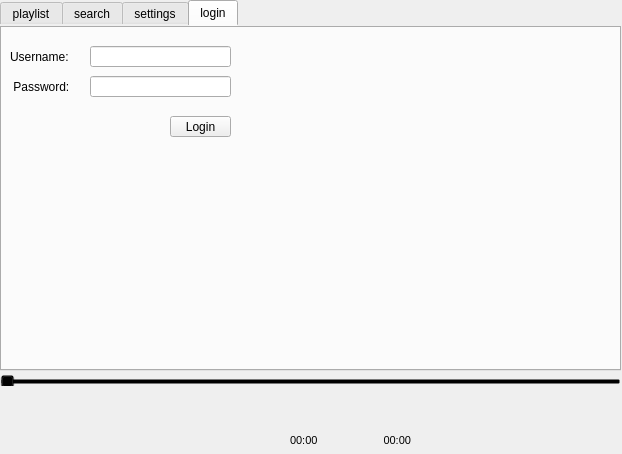
Before: the Qt Designer form rlpcmain.ui in steftim/rlpc, drawn with Qt 5.
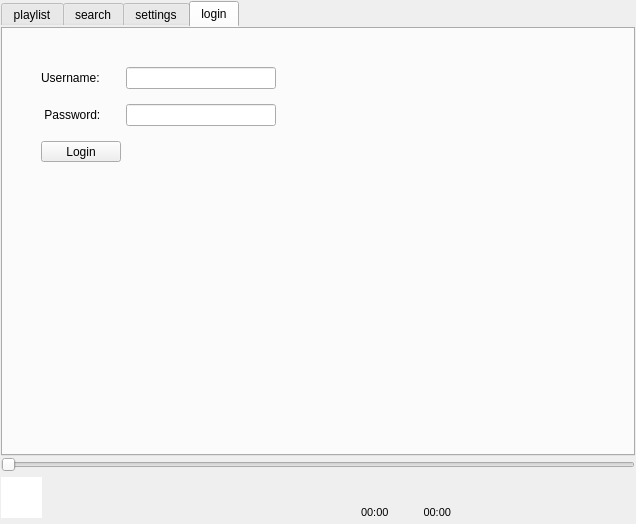
After: the same form once the commit is applied. The open tabs and pages were chosen to show the change. Icons and pictures are not drawn.

Commit message: Resize now work good :)

Diff of the .ui file:
```diff
--- a/rlpcmain.ui
+++ b/rlpcmain.ui
@@ -9,8 +9,8 @@
    <rect>
     <x>0</x>
     <y>0</y>
-    <width>622</width>
-    <height>454</height>
+    <width>636</width>
+    <height>524</height>
    </rect>
   </property>
   <property name="contextMenuPolicy">
@@ -22,338 +22,41 @@
   <property name="windowTitle">
    <string>rlpc</string>
   </property>
+  <property name="toolButtonStyle">
+   <enum>Qt::ToolButtonTextOnly</enum>
+  </property>
+  <property name="dockOptions">
+   <set>QMainWindow::AllowTabbedDocks|QMainWindow::AnimatedDocks</set>
+  </property>
   <widget class="QWidget" name="main">
    <property name="styleSheet">
     <string notr="true"/>
    </property>
-   <widget class="QFrame" name="bottom">
-    <property name="geometry">
-     <rect>
-      <x>0</x>
-      <y>370</y>
-      <width>621</width>
-      <height>81</height>
-     </rect>
+   <layout class="QVBoxLayout" name="verticalLayout_5">
+    <property name="spacing">
+     <number>1</number>
     </property>
-    <property name="styleSheet">
-     <string notr="true">background-color: transparent;</string>
+    <property name="leftMargin">
+     <number>1</number>
     </property>
-    <property name="frameShape">
-     <enum>QFrame::NoFrame</enum>
+    <property name="topMargin">
+     <number>1</number>
     </property>
-    <property name="frameShadow">
-     <enum>QFrame::Raised</enum>
-    </property>
-    <widget class="QPushButton" name="Play">
-     <property name="enabled">
-      <bool>false</bool>
-     </property>
-     <property name="geometry">
-      <rect>
-       <x>520</x>
-       <y>40</y>
-       <width>41</width>
-       <height>41</height>
-      </rect>
-     </property>
-     <property name="minimumSize">
-      <size>
-       <width>0</width>
-       <height>41</height>
-      </size>
-     </property>
-     <property name="text">
-      <string/>
-     </property>
-     <property name="iconSize">
-      <size>
-       <width>32</width>
-       <height>32</height>
-      </size>
-     </property>
-     <property name="checkable">
-      <bool>false</bool>
-     </property>
-     <property name="default">
-      <bool>false</bool>
-     </property>
-     <property name="flat">
-      <bool>true</bool>
-     </property>
-    </widget>
-    <widget class="QPushButton" name="Previous">
-     <property name="enabled">
-      <bool>false</bool>
-     </property>
-     <property name="geometry">
-      <rect>
-       <x>470</x>
-       <y>40</y>
-       <width>41</width>
-       <height>41</height>
-      </rect>
-     </property>
-     <property name="maximumSize">
-      <size>
-       <width>16777215</width>
-       <height>41</height>
-      </size>
-     </property>
-     <property name="text">
-      <string/>
-     </property>
-     <property name="iconSize">
-      <size>
-       <width>32</width>
-       <height>32</height>
-      </size>
-     </property>
-     <property name="flat">
-      <bool>true</bool>
-     </property>
-    </widget>
-    <widget class="QLabel" name="trackName">
-     <property name="geometry">
-      <rect>
-       <x>80</x>
-       <y>30</y>
-       <width>321</width>
-       <height>18</height>
-      </rect>
-     </property>
-     <property name="font">
-      <font>
-       <pointsize>9</pointsize>
-      </font>
-     </property>
-     <property name="styleSheet">
-      <string notr="true"/>
-     </property>
-     <property name="text">
-      <string/>
-     </property>
-    </widget>
-    <widget class="QLabel" name="trackAuthor">
-     <property name="geometry">
-      <rect>
-       <x>80</x>
-       <y>50</y>
-       <width>201</width>
-       <height>18</height>
-      </rect>
-     </property>
-     <property name="font">
-      <font>
-       <pointsize>9</pointsize>
-      </font>
-     </property>
-     <property name="styleSheet">
-      <string notr="true"/>
-     </property>
-     <property name="text">
-      <string/>
-     </property>
-    </widget>
-    <widget class="QPushButton" name="Next">
-     <property name="enabled">
-      <bool>false</bool>
-     </property>
-     <property name="geometry">
-      <rect>
-       <x>570</x>
-       <y>40</y>
-       <width>41</width>
-       <height>41</height>
-      </rect>
-     </property>
-     <property name="minimumSize">
-      <size>
-       <width>0</width>
-       <height>41</height>
-      </size>
-     </property>
-     <property name="text">
-      <string/>
-     </property>
-     <property name="icon">
-      <iconset theme="Breeze_dark">
-       <normaloff>.</normaloff>.</iconset>
-     </property>
-     <property name="iconSize">
-      <size>
-       <width>32</width>
-       <height>32</height>
-      </size>
-     </property>
-     <property name="flat">
-      <bool>true</bool>
-     </property>
-    </widget>
-    <widget class="QGraphicsView" name="trackImage">
-     <property name="geometry">
-      <rect>
-       <x>0</x>
-       <y>20</y>
-       <width>71</width>
-       <height>61</height>
-      </rect>
-     </property>
-     <property name="frameShape">
-      <enum>QFrame::NoFrame</enum>
-     </property>
-     <property name="frameShadow">
-      <enum>QFrame::Raised</enum>
-     </property>
-     <property name="lineWidth">
-      <number>0</number>
-     </property>
-     <property name="verticalScrollBarPolicy">
-      <enum>Qt::ScrollBarAlwaysOff</enum>
-     </property>
-     <property name="horizontalScrollBarPolicy">
-      <enum>Qt::ScrollBarAlwaysOff</enum>
-     </property>
-     <property name="backgroundBrush">
-      <brush brushstyle="NoBrush">
-       <color alpha="255">
-        <red>0</red>
-        <green>0</green>
-        <blue>0</blue>
-       </color>
-      </brush>
-     </property>
-     <property name="foregroundBrush">
-      <brush brushstyle="NoBrush">
-       <color alpha="255">
-        <red>0</red>
-        <green>0</green>
-        <blue>0</blue>
-       </color>
-      </brush>
-     </property>
-     <property name="interactive">
-      <bool>false</bool>
-     </property>
-    </widget>
-    <widget class="QLabel" name="time">
-     <property name="enabled">
-      <bool>true</bool>
-     </property>
-     <property name="geometry">
-      <rect>
-       <x>290</x>
-       <y>60</y>
-       <width>51</width>
-       <height>21</height>
-      </rect>
-     </property>
-     <property name="font">
-      <font>
-       <pointsize>8</pointsize>
-      </font>
-     </property>
-     <property name="lineWidth">
+    <property name="rightMargin">
       <number>1</number>
      </property>
-     <property name="text">
-      <string>00:00</string>
-     </property>
-     <property name="margin">
-      <number>2</number>
-     </property>
-    </widget>
-    <widget class="QLabel" name="duration">
-     <property name="geometry">
-      <rect>
-       <x>360</x>
-       <y>60</y>
-       <width>51</width>
-       <height>21</height>
-      </rect>
-     </property>
-     <property name="font">
-      <font>
-       <pointsize>8</pointsize>
-      </font>
-     </property>
-     <property name="layoutDirection">
-      <enum>Qt::RightToLeft</enum>
-     </property>
-     <property name="text">
-      <string>00:00</string>
-     </property>
-     <property name="alignment">
-      <set>Qt::AlignRight|Qt::AlignTrailing|Qt::AlignVCenter</set>
-     </property>
-     <property name="margin">
-      <number>2</number>
-     </property>
-    </widget>
-    <widget class="QSlider" name="timeslider">
-     <property name="geometry">
-      <rect>
-       <x>0</x>
-       <y>0</y>
-       <width>621</width>
-       <height>16</height>
-      </rect>
-     </property>
-     <property name="styleSheet">
-      <string notr="true"/>
-     </property>
-     <property name="maximum">
-      <number>100</number>
-     </property>
-     <property name="pageStep">
+    <property name="bottomMargin">
       <number>1</number>
      </property>
-     <property name="orientation">
-      <enum>Qt::Horizontal</enum>
-     </property>
-     <property name="invertedAppearance">
-      <bool>false</bool>
-     </property>
-     <property name="invertedControls">
-      <bool>false</bool>
-     </property>
-     <property name="tickPosition">
-      <enum>QSlider::TicksAbove</enum>
-     </property>
-     <property name="tickInterval">
-      <number>2</number>
-     </property>
-    </widget>
-    <widget class="QPushButton" name="playstate">
-     <property name="geometry">
-      <rect>
-       <x>440</x>
-       <y>40</y>
-       <width>21</width>
-       <height>21</height>
-      </rect>
-     </property>
-     <property name="text">
-      <string/>
-     </property>
-     <property name="iconSize">
-      <size>
-       <width>16</width>
-       <height>16</height>
-      </size>
-     </property>
-     <property name="flat">
-      <bool>true</bool>
-     </property>
-    </widget>
-   </widget>
+    <item>
+     <layout class="QVBoxLayout" name="MainLayout" stretch="9,1,1">
+      <item>
    <widget class="QTabWidget" name="tabs">
-    <property name="geometry">
-     <rect>
-      <x>0</x>
-      <y>0</y>
-      <width>621</width>
-      <height>371</height>
-     </rect>
+        <property name="sizePolicy">
+         <sizepolicy hsizetype="Expanding" vsizetype="Expanding">
+          <horstretch>0</horstretch>
+          <verstretch>0</verstretch>
+         </sizepolicy>
     </property>
     <property name="styleSheet">
      <string notr="true">border-bottom: 0px solid #C2C7CB;</string>
@@ -601,76 +304,632 @@
      <attribute name="title">
       <string>login</string>
      </attribute>
-     <widget class="QLineEdit" name="usrnm_line">
-      <property name="geometry">
-       <rect>
-        <x>90</x>
-        <y>20</y>
-        <width>141</width>
-        <height>21</height>
-       </rect>
-      </property>
-      <property name="maxLength">
-       <number>32</number>
-      </property>
-     </widget>
-     <widget class="QLineEdit" name="pass_line">
-      <property name="geometry">
-       <rect>
-        <x>90</x>
-        <y>50</y>
-        <width>141</width>
-        <height>21</height>
-       </rect>
-      </property>
-      <property name="maxLength">
-       <number>32</number>
-      </property>
-      <property name="echoMode">
-       <enum>QLineEdit::Password</enum>
-      </property>
-     </widget>
+         <layout class="QVBoxLayout" name="verticalLayout_8" stretch="0">
+          <property name="spacing">
+           <number>0</number>
+          </property>
+          <property name="leftMargin">
+           <number>0</number>
+          </property>
+          <property name="topMargin">
+           <number>0</number>
+          </property>
+          <property name="rightMargin">
+           <number>0</number>
+          </property>
+          <property name="bottomMargin">
+           <number>0</number>
+          </property>
+          <item>
+           <layout class="QVBoxLayout" name="LoginLayout">
+            <property name="spacing">
+             <number>15</number>
+            </property>
+            <item>
+             <spacer name="verticalSpacer_4">
+              <property name="orientation">
+               <enum>Qt::Vertical</enum>
+              </property>
+              <property name="sizeType">
+               <enum>QSizePolicy::Minimum</enum>
+              </property>
+              <property name="sizeHint" stdset="0">
+               <size>
+                <width>20</width>
+                <height>40</height>
+               </size>
+              </property>
+             </spacer>
+            </item>
+            <item>
+             <layout class="QHBoxLayout" name="UsernameLayout">
+              <item>
+               <spacer name="horizontalSpacer_4">
+                <property name="orientation">
+                 <enum>Qt::Horizontal</enum>
+                </property>
+                <property name="sizeType">
+                 <enum>QSizePolicy::Minimum</enum>
+                </property>
+                <property name="sizeHint" stdset="0">
+                 <size>
+                  <width>40</width>
+                  <height>20</height>
+                 </size>
+                </property>
+               </spacer>
+              </item>
+              <item>
      <widget class="QLabel" name="usrnm_label">
-      <property name="geometry">
-       <rect>
-        <x>10</x>
-        <y>20</y>
-        <width>71</width>
-        <height>21</height>
-       </rect>
+                <property name="minimumSize">
+                 <size>
+                  <width>70</width>
+                  <height>22</height>
+                 </size>
+                </property>
+                <property name="maximumSize">
+                 <size>
+                  <width>80</width>
+                  <height>22</height>
+                 </size>
       </property>
       <property name="text">
        <string>Username:</string>
       </property>
      </widget>
+              </item>
+              <item>
+               <widget class="QLineEdit" name="usrnm_line">
+                <property name="minimumSize">
+                 <size>
+                  <width>40</width>
+                  <height>22</height>
+                 </size>
+                </property>
+                <property name="maximumSize">
+                 <size>
+                  <width>150</width>
+                  <height>22</height>
+                 </size>
+                </property>
+                <property name="maxLength">
+                 <number>32</number>
+                </property>
+               </widget>
+              </item>
+              <item>
+               <spacer name="horizontalSpacer_3">
+                <property name="orientation">
+                 <enum>Qt::Horizontal</enum>
+                </property>
+                <property name="sizeHint" stdset="0">
+                 <size>
+                  <width>40</width>
+                  <height>20</height>
+                 </size>
+                </property>
+               </spacer>
+              </item>
+             </layout>
+            </item>
+            <item>
+             <layout class="QHBoxLayout" name="PasswordLayout">
+              <item>
+               <spacer name="horizontalSpacer_6">
+                <property name="orientation">
+                 <enum>Qt::Horizontal</enum>
+                </property>
+                <property name="sizeType">
+                 <enum>QSizePolicy::Minimum</enum>
+                </property>
+                <property name="sizeHint" stdset="0">
+                 <size>
+                  <width>40</width>
+                  <height>20</height>
+                 </size>
+                </property>
+               </spacer>
+              </item>
+              <item>
      <widget class="QLabel" name="pass_label">
-      <property name="geometry">
-       <rect>
-        <x>10</x>
-        <y>50</y>
-        <width>61</width>
-        <height>21</height>
-       </rect>
+                <property name="minimumSize">
+                 <size>
+                  <width>70</width>
+                  <height>22</height>
+                 </size>
+                </property>
+                <property name="maximumSize">
+                 <size>
+                  <width>70</width>
+                  <height>22</height>
+                 </size>
       </property>
       <property name="text">
        <string> Password:</string>
       </property>
      </widget>
+              </item>
+              <item>
+               <widget class="QLineEdit" name="pass_line">
+                <property name="minimumSize">
+                 <size>
+                  <width>40</width>
+                  <height>22</height>
+                 </size>
+                </property>
+                <property name="maximumSize">
+                 <size>
+                  <width>150</width>
+                  <height>22</height>
+                 </size>
+                </property>
+                <property name="maxLength">
+                 <number>32</number>
+                </property>
+                <property name="echoMode">
+                 <enum>QLineEdit::Password</enum>
+                </property>
+               </widget>
+              </item>
+              <item>
+               <spacer name="horizontalSpacer_5">
+                <property name="orientation">
+                 <enum>Qt::Horizontal</enum>
+                </property>
+                <property name="sizeHint" stdset="0">
+                 <size>
+                  <width>40</width>
+                  <height>20</height>
+                 </size>
+                </property>
+               </spacer>
+              </item>
+             </layout>
+            </item>
+            <item>
+             <layout class="QHBoxLayout" name="LoginButtonLayout" stretch="1,1,1">
+              <item>
+               <spacer name="horizontalSpacer_8">
+                <property name="orientation">
+                 <enum>Qt::Horizontal</enum>
+                </property>
+                <property name="sizeType">
+                 <enum>QSizePolicy::Maximum</enum>
+                </property>
+                <property name="sizeHint" stdset="0">
+                 <size>
+                  <width>40</width>
+                  <height>20</height>
+                 </size>
+                </property>
+               </spacer>
+              </item>
+              <item>
      <widget class="QPushButton" name="login_button">
-      <property name="geometry">
-       <rect>
-        <x>170</x>
-        <y>90</y>
-        <width>61</width>
+                <property name="minimumSize">
+                 <size>
+                  <width>80</width>
         <height>21</height>
-       </rect>
+                 </size>
+                </property>
+                <property name="maximumSize">
+                 <size>
+                  <width>80</width>
+                  <height>21</height>
+                 </size>
       </property>
       <property name="text">
        <string>Login</string>
       </property>
      </widget>
-    </widget>
-   </widget>
+              </item>
+              <item>
+               <spacer name="horizontalSpacer_7">
+                <property name="orientation">
+                 <enum>Qt::Horizontal</enum>
+                </property>
+                <property name="sizeHint" stdset="0">
+                 <size>
+                  <width>40</width>
+                  <height>20</height>
+                 </size>
+                </property>
+               </spacer>
+              </item>
+             </layout>
+            </item>
+            <item>
+             <spacer name="verticalSpacer_3">
+              <property name="orientation">
+               <enum>Qt::Vertical</enum>
+              </property>
+              <property name="sizeHint" stdset="0">
+               <size>
+                <width>20</width>
+                <height>40</height>
+               </size>
+              </property>
+             </spacer>
+            </item>
+           </layout>
+          </item>
+         </layout>
+        </widget>
+       </widget>
+      </item>
+      <item>
+       <widget class="QSlider" name="timeslider">
+        <property name="styleSheet">
+         <string notr="true"/>
+        </property>
+        <property name="maximum">
+         <number>100</number>
+        </property>
+        <property name="pageStep">
+         <number>1</number>
+        </property>
+        <property name="orientation">
+         <enum>Qt::Horizontal</enum>
+        </property>
+        <property name="invertedAppearance">
+         <bool>false</bool>
+        </property>
+        <property name="invertedControls">
+         <bool>false</bool>
+        </property>
+        <property name="tickPosition">
+         <enum>QSlider::NoTicks</enum>
+        </property>
+        <property name="tickInterval">
+         <number>1</number>
+        </property>
+       </widget>
+      </item>
+      <item>
+       <layout class="QHBoxLayout" name="BottomBar" stretch="0,5,0,1">
+        <property name="spacing">
+         <number>10</number>
+        </property>
+        <item>
+         <widget class="QGraphicsView" name="trackImage">
+          <property name="minimumSize">
+           <size>
+            <width>16</width>
+            <height>16</height>
+           </size>
+          </property>
+          <property name="maximumSize">
+           <size>
+            <width>41</width>
+            <height>41</height>
+           </size>
+          </property>
+          <property name="frameShape">
+           <enum>QFrame::NoFrame</enum>
+          </property>
+          <property name="frameShadow">
+           <enum>QFrame::Raised</enum>
+          </property>
+          <property name="lineWidth">
+           <number>0</number>
+          </property>
+          <property name="verticalScrollBarPolicy">
+           <enum>Qt::ScrollBarAlwaysOff</enum>
+          </property>
+          <property name="horizontalScrollBarPolicy">
+           <enum>Qt::ScrollBarAlwaysOff</enum>
+          </property>
+          <property name="backgroundBrush">
+           <brush brushstyle="NoBrush">
+            <color alpha="255">
+             <red>0</red>
+             <green>0</green>
+             <blue>0</blue>
+            </color>
+           </brush>
+          </property>
+          <property name="foregroundBrush">
+           <brush brushstyle="NoBrush">
+            <color alpha="255">
+             <red>0</red>
+             <green>0</green>
+             <blue>0</blue>
+            </color>
+           </brush>
+          </property>
+          <property name="interactive">
+           <bool>false</bool>
+          </property>
+         </widget>
+        </item>
+        <item>
+         <layout class="QVBoxLayout" name="TrackInfoLayout">
+          <item>
+           <widget class="QLabel" name="trackAuthor">
+            <property name="minimumSize">
+             <size>
+              <width>15</width>
+              <height>16</height>
+             </size>
+            </property>
+            <property name="maximumSize">
+             <size>
+              <width>512</width>
+              <height>16</height>
+             </size>
+            </property>
+            <property name="font">
+             <font>
+              <pointsize>9</pointsize>
+             </font>
+            </property>
+            <property name="styleSheet">
+             <string notr="true"/>
+            </property>
+            <property name="text">
+             <string/>
+            </property>
+           </widget>
+          </item>
+          <item>
+           <widget class="QLabel" name="trackName">
+            <property name="minimumSize">
+             <size>
+              <width>15</width>
+              <height>16</height>
+             </size>
+            </property>
+            <property name="maximumSize">
+             <size>
+              <width>512</width>
+              <height>16</height>
+             </size>
+            </property>
+            <property name="font">
+             <font>
+              <pointsize>9</pointsize>
+             </font>
+            </property>
+            <property name="styleSheet">
+             <string notr="true"/>
+            </property>
+            <property name="text">
+             <string/>
+            </property>
+           </widget>
+          </item>
+         </layout>
+        </item>
+        <item>
+         <layout class="QVBoxLayout" name="DurationLayout_V" stretch="5,1">
+          <item>
+           <spacer name="verticalSpacer">
+            <property name="orientation">
+             <enum>Qt::Vertical</enum>
+            </property>
+            <property name="sizeType">
+             <enum>QSizePolicy::Expanding</enum>
+            </property>
+            <property name="sizeHint" stdset="0">
+             <size>
+              <width>20</width>
+              <height>40</height>
+             </size>
+            </property>
+           </spacer>
+          </item>
+          <item>
+           <layout class="QHBoxLayout" name="DurationLayout_H">
+            <item>
+             <widget class="QLabel" name="time">
+              <property name="enabled">
+               <bool>true</bool>
+              </property>
+              <property name="minimumSize">
+               <size>
+                <width>40</width>
+                <height>21</height>
+               </size>
+              </property>
+              <property name="maximumSize">
+               <size>
+                <width>45</width>
+                <height>21</height>
+               </size>
+              </property>
+              <property name="font">
+               <font>
+                <pointsize>8</pointsize>
+               </font>
+              </property>
+              <property name="lineWidth">
+               <number>1</number>
+              </property>
+              <property name="text">
+               <string>00:00</string>
+              </property>
+              <property name="margin">
+               <number>2</number>
+              </property>
+             </widget>
+            </item>
+            <item>
+             <widget class="QLabel" name="duration">
+              <property name="minimumSize">
+               <size>
+                <width>40</width>
+                <height>21</height>
+               </size>
+              </property>
+              <property name="maximumSize">
+               <size>
+                <width>45</width>
+                <height>21</height>
+               </size>
+              </property>
+              <property name="font">
+               <font>
+                <pointsize>8</pointsize>
+               </font>
+              </property>
+              <property name="layoutDirection">
+               <enum>Qt::RightToLeft</enum>
+              </property>
+              <property name="text">
+               <string>00:00</string>
+              </property>
+              <property name="alignment">
+               <set>Qt::AlignRight|Qt::AlignTrailing|Qt::AlignVCenter</set>
+              </property>
+              <property name="margin">
+               <number>2</number>
+              </property>
+             </widget>
+            </item>
+           </layout>
+          </item>
+         </layout>
+        </item>
+        <item>
+         <layout class="QHBoxLayout" name="PlayControlLayout">
+          <item>
+           <widget class="QPushButton" name="playstate">
+            <property name="minimumSize">
+             <size>
+              <width>21</width>
+              <height>21</height>
+             </size>
+            </property>
+            <property name="maximumSize">
+             <size>
+              <width>21</width>
+              <height>21</height>
+             </size>
+            </property>
+            <property name="text">
+             <string/>
+            </property>
+            <property name="iconSize">
+             <size>
+              <width>16</width>
+              <height>16</height>
+             </size>
+            </property>
+            <property name="flat">
+             <bool>true</bool>
+            </property>
+           </widget>
+          </item>
+          <item>
+           <widget class="QPushButton" name="Previous">
+            <property name="enabled">
+             <bool>false</bool>
+            </property>
+            <property name="minimumSize">
+             <size>
+              <width>41</width>
+              <height>41</height>
+             </size>
+            </property>
+            <property name="maximumSize">
+             <size>
+              <width>41</width>
+              <height>41</height>
+             </size>
+            </property>
+            <property name="text">
+             <string/>
+            </property>
+            <property name="iconSize">
+             <size>
+              <width>32</width>
+              <height>32</height>
+             </size>
+            </property>
+            <property name="flat">
+             <bool>true</bool>
+            </property>
+           </widget>
+          </item>
+          <item>
+           <widget class="QPushButton" name="Play">
+            <property name="enabled">
+             <bool>false</bool>
+            </property>
+            <property name="minimumSize">
+             <size>
+              <width>41</width>
+              <height>41</height>
+             </size>
+            </property>
+            <property name="maximumSize">
+             <size>
+              <width>41</width>
+              <height>41</height>
+             </size>
+            </property>
+            <property name="text">
+             <string/>
+            </property>
+            <property name="iconSize">
+             <size>
+              <width>32</width>
+              <height>32</height>
+             </size>
+            </property>
+            <property name="checkable">
+             <bool>false</bool>
+            </property>
+            <property name="default">
+             <bool>false</bool>
+            </property>
+            <property name="flat">
+             <bool>true</bool>
+            </property>
+           </widget>
+          </item>
+          <item>
+           <widget class="QPushButton" name="Next">
+            <property name="enabled">
+             <bool>false</bool>
+            </property>
+            <property name="minimumSize">
+             <size>
+              <width>41</width>
+              <height>41</height>
+             </size>
+            </property>
+            <property name="maximumSize">
+             <size>
+              <width>41</width>
+              <height>41</height>
+             </size>
+            </property>
+            <property name="text">
+             <string/>
+            </property>
+            <property name="icon">
+             <iconset theme="Breeze_dark">
+              <normaloff>.</normaloff>.</iconset>
+            </property>
+            <property name="iconSize">
+             <size>
+              <width>32</width>
+              <height>32</height>
+             </size>
+            </property>
+            <property name="flat">
+             <bool>true</bool>
+            </property>
+           </widget>
+          </item>
+         </layout>
+        </item>
+       </layout>
+      </item>
+     </layout>
+    </item>
+   </layout>
   </widget>
  </widget>
  <resources/>
```
Left out of the diff: 327 changed lines with no effect on the pictures. Lines whose indentation alone changed are shown as unchanged.
